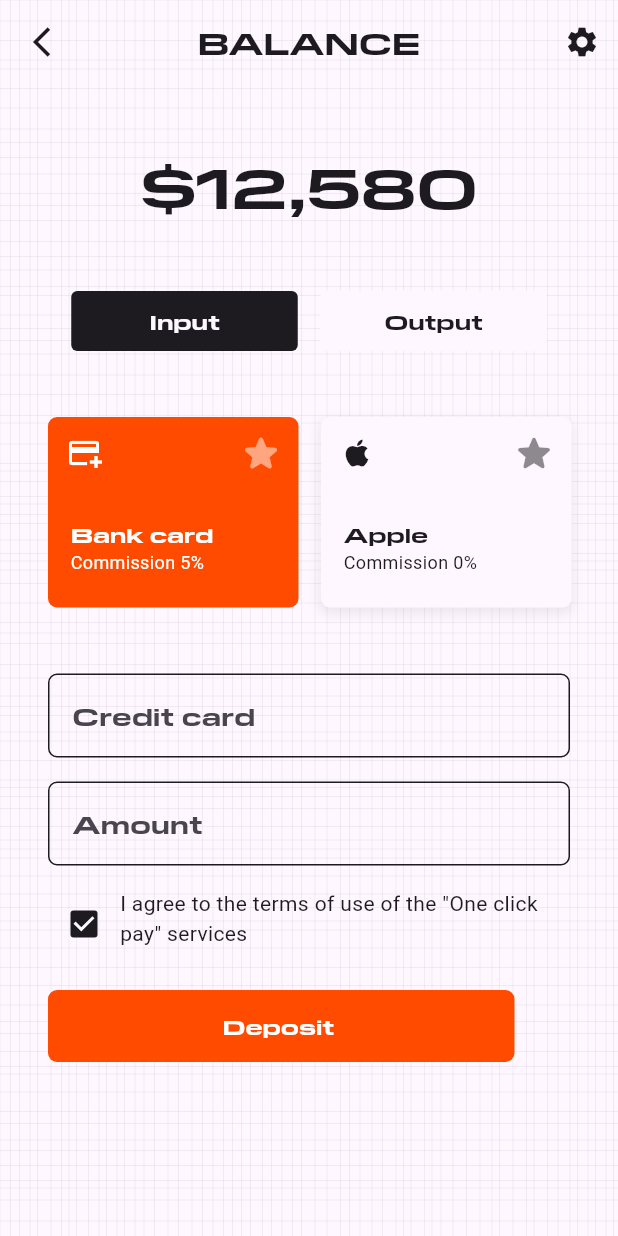
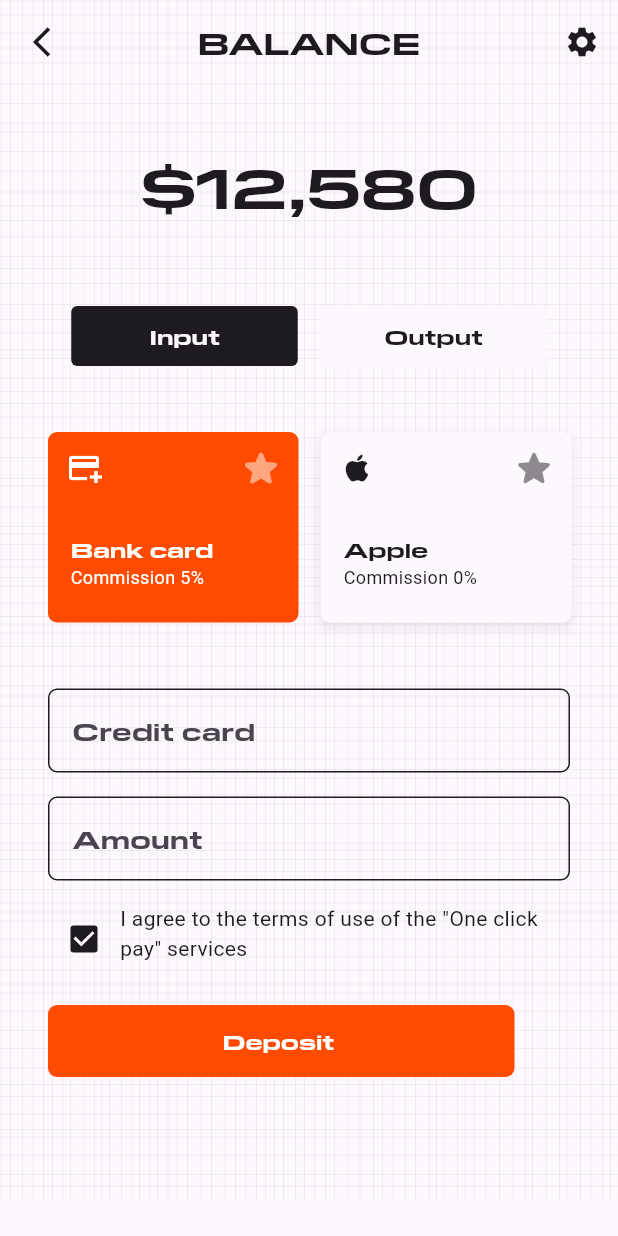
Before and after one commit to johnnybeatzxxd/Flutter-Keno-Android-App, a Flutter app: the screen it shows after launch, on a phone screen of 412 x 824 dp. Run offline on Flutter 3.47's test engine with Material 3 defaults, Android fonts, the phone set to English and light mode, and no system bars.

Commit message:
minor improvements on balance page ui

```diff
--- a/lib/pages/balance.dart
+++ b/lib/pages/balance.dart
@@ -9,10 +9,10 @@ class BalancePage extends StatelessWidget {
   @override
   Widget build(BuildContext context) {
     return Scaffold(
-        body: Stack(
+        body: SingleChildScrollView(child:Stack(
           children: [
             CustomPaint(
-              size: Size.infinite,
+              size: Size.fromHeight(800),
               painter: LinePainter(context),
             ),
             Column(
@@ -26,7 +26,7 @@ class BalancePage extends StatelessWidget {
                   actions: [IconButton(onPressed: (){}, icon:  Icon(Icons.settings,color : Theme.of(context).colorScheme.onBackground))],
                 ),
                  Container(
-                    padding: const EdgeInsets.fromLTRB(0,40,0,45),
+                    padding: const EdgeInsets.fromLTRB(0,40,0,55),
                     child: Column(
                       children: [
                         Text('\$12,580', style: TextStyle(color:Theme.of(context).colorScheme.onBackground,fontSize: 37, fontWeight: FontWeight.bold,fontFamily: "PilatExtended")),
@@ -154,8 +154,10 @@ class BalancePage extends StatelessWidget {
                   ),
                   SizedBox(height: 16,),
                   TextField(
-                    style: TextStyle(fontFamily: "PilatExtended"),
+                    style: const TextStyle(fontFamily: "PilatExtended",),
                     cursorColor: Theme.of(context).colorScheme.onBackground,
+                    keyboardType: TextInputType.number, // Added to accept only numbers
+
                     decoration: InputDecoration(
                       hintText: "Amount",
                       border: OutlineInputBorder(
@@ -197,7 +199,7 @@ class BalancePage extends StatelessWidget {
               ],
             ),
           ],
-        ),
+        ),)
       );
   }
 }///
```
